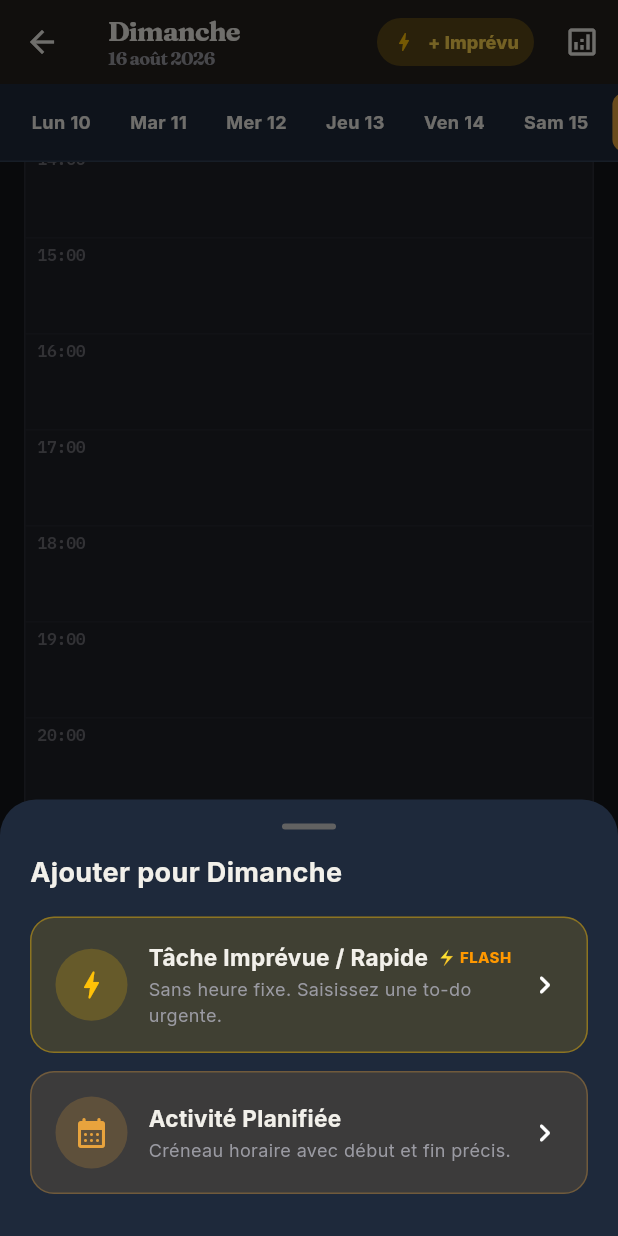
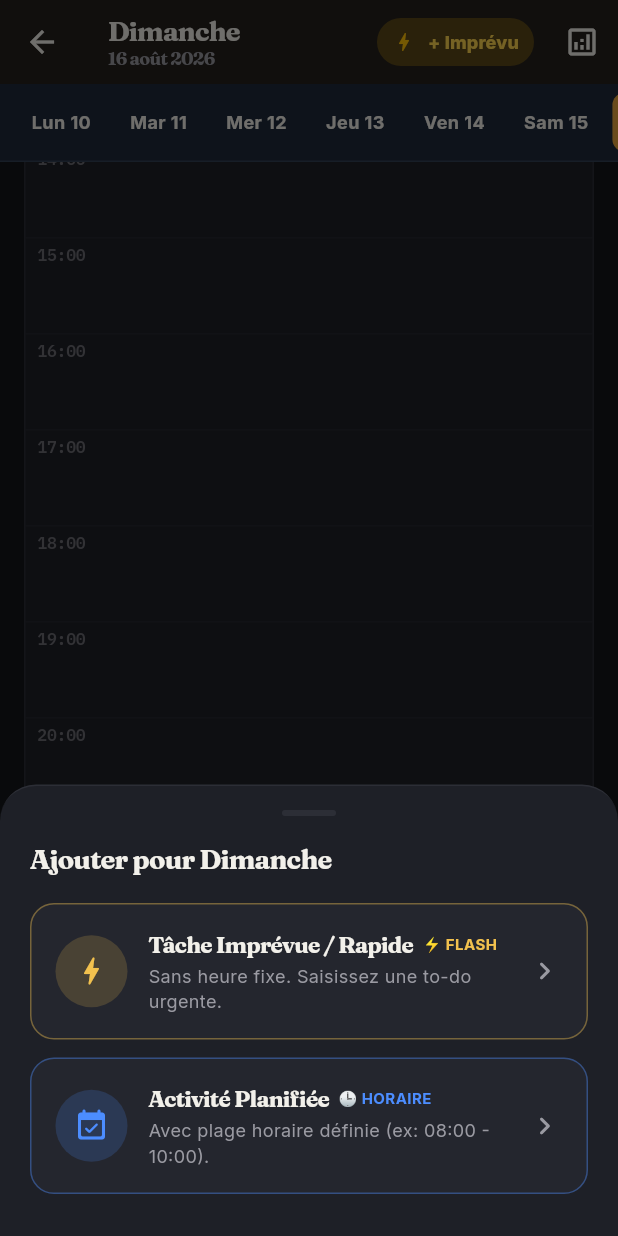
Before and after one commit to KEvH500/erp_gestion_proj, a Flutter app: the screen it shows after launch, item 2 of the bottom bar chosen, scrolled down 708 dp, after a tap on "Ajouter", on a phone screen of 412 x 824 dp. Run offline on Flutter 3.47's test engine with Material 3 defaults, Android fonts, the phone set to English and light mode, and no system bars; our stand-ins replace csv, drift, flutter_local_notifications, flutter_timezone, get, google_fonts and 8 more; missing offline and left inert: workmanager; accounts and stored records are empty; generated files the repository leaves out were written again.

Commit message:
feat: implement weekly and daily calendar views with activity and task creation modalities

```diff
--- a/lib/modules/day/day_view.dart
+++ b/lib/modules/day/day_view.dart
@@ -13,14 +13,12 @@ class DayView extends GetView<DayController> {
   const DayView({super.key});
 
   void _showAddChoicesModal(BuildContext context) {
-    final theme = Theme.of(context);
-    final isDark = theme.brightness == Brightness.dark;
-
     Get.bottomSheet(
       Container(
-        decoration: BoxDecoration(
-          color: isDark ? const Color(0xFF1E293B) : Colors.white,
-          borderRadius: const BorderRadius.vertical(top: Radius.circular(24)),
+        decoration: const BoxDecoration(
+          color: AppColors.surface,
+          borderRadius: BorderRadius.vertical(top: Radius.circular(24)),
+          border: Border(top: BorderSide(color: AppColors.border, width: 1)),
         ),
         padding: const EdgeInsets.fromLTRB(20, 16, 20, 28),
         child: SafeArea(
@@ -33,19 +31,16 @@ class DayView extends GetView<DayController> {
                   width: 36,
                   height: 4,
                   decoration: BoxDecoration(
-                    color: isDark ? Colors.grey[700] : Colors.grey[300],
+                    color: AppColors.border,
                     borderRadius: BorderRadius.circular(2),
                   ),
                 ),
               ),
               const SizedBox(height: 16),
               Obx(
-                () => Text(
+                () => AppText.heading(
                   'Ajouter pour ${controller.dayName}',
-                  style: const TextStyle(
                   fontSize: 18,
-                    fontWeight: FontWeight.bold,
-                  ),
                 ),
               ),
               const SizedBox(height: 16),
@@ -60,57 +55,49 @@ class DayView extends GetView<DayController> {
                 child: Container(
                   padding: const EdgeInsets.all(16),
                   decoration: BoxDecoration(
-                    color: Colors.amber.withValues(alpha: isDark ? 0.15 : 0.1),
+                    color: AppColors.surfaceVariant,
                     borderRadius: BorderRadius.circular(16),
-                    border: Border.all(color: Colors.amber.withValues(alpha: 0.4)),
+                    border: Border.all(color: AppColors.topaze.withValues(alpha: 0.4)),
                   ),
                   child: Row(
                     children: [
                       Container(
                         padding: const EdgeInsets.all(12),
                         decoration: BoxDecoration(
-                          color: Colors.amber.withValues(alpha: 0.2),
+                          color: AppColors.topaze.withValues(alpha: 0.18),
                           shape: BoxShape.circle,
                         ),
-                        child: const Icon(Icons.bolt_rounded, color: Colors.amber, size: 24),
+                        child: const Icon(Icons.bolt_rounded, color: AppColors.topaze, size: 24),
                       ),
                       const SizedBox(width: 14),
-                      Expanded(
+                      const Expanded(
                         child: Column(
                           crossAxisAlignment: CrossAxisAlignment.start,
                           children: [
-                            const Row(
+                            Row(
                               children: [
-                                Text(
+                                AppText.heading(
                                   'Tâche Imprévue / Rapide',
-                                  style: TextStyle(
-                                    fontWeight: FontWeight.bold,
                                   fontSize: 15,
                                 ),
-                                ),
                                 SizedBox(width: 6),
-                                Text(
+                                AppText.label(
                                   '⚡ FLASH',
-                                  style: TextStyle(
-                                    color: Colors.orange,
-                                    fontWeight: FontWeight.w800,
+                                  color: AppColors.topaze,
                                   fontSize: 10,
-                                  ),
                                 ),
                               ],
                             ),
-                            const SizedBox(height: 2),
-                            Text(
+                            SizedBox(height: 2),
+                            AppText.body(
                               'Sans heure fixe. Saisissez une to-do urgente.',
-                              style: TextStyle(
                               fontSize: 12,
-                                color: theme.colorScheme.onSurfaceVariant,
-                              ),
+                              color: AppColors.textSecondary,
                             ),
                           ],
                         ),
                       ),
-                      const Icon(Icons.chevron_right_rounded),
+                      const Icon(Icons.chevron_right_rounded, color: AppColors.textSecondary),
                     ],
                   ),
                 ),
@@ -126,10 +113,10 @@ class DayView extends GetView<DayController> {
                 child: Container(
                   padding: const EdgeInsets.all(16),
                   decoration: BoxDecoration(
-                    color: theme.colorScheme.primary.withValues(alpha: isDark ? 0.15 : 0.08),
+                    color: AppColors.surfaceVariant,
                     borderRadius: BorderRadius.circular(16),
                     border: Border.all(
-                      color: theme.colorScheme.primary.withValues(alpha: 0.3),
+                      color: AppColors.saphir.withValues(alpha: 0.4),
                     ),
                   ),
                   child: Row(
@@ -137,39 +124,44 @@ class DayView extends GetView<DayController> {
                       Container(
                         padding: const EdgeInsets.all(12),
                         decoration: BoxDecoration(
-                          color: theme.colorScheme.primary.withValues(alpha: 0.2),
+                          color: AppColors.saphir.withValues(alpha: 0.18),
                           shape: BoxShape.circle,
                         ),
-                        child: Icon(
-                          Icons.calendar_month_rounded,
-                          color: theme.colorScheme.primary,
+                        child: const Icon(
+                          Icons.event_available_rounded,
+                          color: AppColors.saphir,
                           size: 24,
                         ),
                       ),
                       const SizedBox(width: 14),
-                      Expanded(
+                      const Expanded(
                         child: Column(
                           crossAxisAlignment: CrossAxisAlignment.start,
                           children: [
-                            const Text(
+                            Row(
+                              children: [
+                                AppText.heading(
                                   'Activité Planifiée',
-                              style: TextStyle(
-                                fontWeight: FontWeight.bold,
                                   fontSize: 15,
                                 ),
+                                SizedBox(width: 6),
+                                AppText.label(
+                                  '🕒 HORAIRE',
+                                  color: AppColors.saphir,
+                                  fontSize: 10,
                                 ),
-                            const SizedBox(height: 2),
-                            Text(
-                              'Créneau horaire avec début et fin précis.',
-                              style: TextStyle(
+                              ],
+                            ),
+                            SizedBox(height: 2),
+                            AppText.body(
+                              'Avec plage horaire définie (ex: 08:00 - 10:00).',
                               fontSize: 12,
-                                color: theme.colorScheme.onSurfaceVariant,
-                              ),
+                              color: AppColors.textSecondary,
                             ),
                           ],
                         ),
                       ),
-                      const Icon(Icons.chevron_right_rounded),
+                      const Icon(Icons.chevron_right_rounded, color: AppColors.textSecondary),
                     ],
                   ),
                 ),
@@ -249,12 +241,13 @@ class DayView extends GetView<DayController> {
                 Container(
                   padding: const EdgeInsets.symmetric(horizontal: 12, vertical: 8),
                   decoration: BoxDecoration(
-                    color: isDark ? const Color(0xFF334155) : const Color(0xFFF1F5F9),
+                    color: AppColors.surfaceVariant,
                     borderRadius: BorderRadius.circular(12),
+                    border: Border.all(color: AppColors.border, width: 0.5),
                   ),
                   child: Row(
                     children: [
-                      const Icon(Icons.sync_rounded, size: 16, color: Colors.blueAccent),
+                      const Icon(Icons.sync_rounded, size: 16, color: AppColors.saphir),
                       const SizedBox(width: 8),
                       Expanded(
                         child: Text(
--- a/lib/modules/week/week_view.dart
+++ b/lib/modules/week/week_view.dart
@@ -289,51 +289,38 @@ class WeekView extends GetView<WeekController> {
             padding: const EdgeInsets.symmetric(horizontal: 16, vertical: 10),
             margin: const EdgeInsets.symmetric(horizontal: 16, vertical: 8),
             decoration: BoxDecoration(
-              color: isDark ? const Color(0xFF1E293B) : Colors.white,
+              color: AppColors.surface,
               borderRadius: BorderRadius.circular(16),
               border: Border.all(
-                color: isDark ? const Color(0xFF334155) : const Color(0xFFE2E8F0),
+                color: AppColors.border,
               ),
-              boxShadow: [
-                BoxShadow(
-                  color: Colors.black.withValues(alpha: isDark ? 0.2 : 0.03),
-                  blurRadius: 10,
-                  offset: const Offset(0, 4),
-                ),
-              ],
             ),
             child: Row(
               mainAxisAlignment: MainAxisAlignment.spaceBetween,
               children: [
                 IconButton(
-                  icon: const Icon(Icons.chevron_left_rounded),
+                  icon: const Icon(Icons.chevron_left_rounded, color: AppColors.textPrimary),
                   tooltip: 'Semaine précédente',
                   onPressed: controller.previousWeek,
                 ),
                 Obx(
                   () => Column(
                     children: [
-                      Text(
+                      AppText.heading(
                         'Semaine du ${controller.startFormatted} au ${controller.endFormatted}',
-                        style: const TextStyle(
-                          fontWeight: FontWeight.bold,
-                          fontSize: 14,
-                        ),
+                        fontSize: 14,
                       ),
                       const SizedBox(height: 2),
-                      Text(
+                      AppText.label(
                         controller.weekSubtitle,
-                        style: TextStyle(
-                          fontSize: 11,
-                          color: theme.colorScheme.primary,
-                          fontWeight: FontWeight.w600,
-                        ),
+                        fontSize: 11,
+                        color: AppColors.accentPrimary,
                       ),
                     ],
                   ),
                 ),
                 IconButton(
-                  icon: const Icon(Icons.chevron_right_rounded),
+                  icon: const Icon(Icons.chevron_right_rounded, color: AppColors.textPrimary),
                   tooltip: 'Semaine suivante',
                   onPressed: controller.nextWeek,
                 ),
@@ -453,8 +440,6 @@ class _DayCard extends StatelessWidget {
 
   @override
   Widget build(BuildContext context) {
-    final theme = Theme.of(context);
-    final isDark = theme.brightness == Brightness.dark;
     final dayNumberFormat = DateFormat('d MMMM', 'fr_FR');
     final formattedDate = dayNumberFormat.format(dayDate);
 
@@ -462,14 +447,13 @@ class _DayCard extends StatelessWidget {
 
     return Card(
       elevation: 0,
+      color: AppColors.surface,
       margin: const EdgeInsets.symmetric(horizontal: 16, vertical: 6),
       shape: RoundedRectangleBorder(
         borderRadius: BorderRadius.circular(16),
         side: BorderSide(
-          color: isToday
-              ? theme.colorScheme.primary
-              : (isDark ? const Color(0xFF334155) : const Color(0xFFE2E8F0)),
-          width: isToday ? 2 : 1,
+          color: isToday ? AppColors.accentPrimary : AppColors.border,
+          width: isToday ? 1.5 : 0.8,
         ),
       ),
       child: InkWell(
@@ -491,24 +475,21 @@ class _DayCard extends StatelessWidget {
                         height: 36,
                         decoration: BoxDecoration(
                           color: isToday
-                              ? theme.colorScheme.primary
-                              : (isDark
-                                  ? const Color(0xFF334155)
-                                  : const Color(0xFFEEF2F6)),
+                              ? AppColors.accentPrimary
+                              : AppColors.surfaceVariant,
                           shape: BoxShape.circle,
+                          border: Border.all(
+                            color: isToday ? AppColors.accentPrimary : AppColors.border,
+                            width: 0.5,
+                          ),
                         ),
                         alignment: Alignment.center,
-                        child: Text(
+                        child: AppText.heading(
                           _dayName.substring(0, 1),
-                          style: TextStyle(
-                            fontWeight: FontWeight.bold,
-                            fontSize: 15,
-                            color: isToday
-                                ? Colors.white
-                                : (isDark
-                                    ? Colors.white
-                                    : const Color(0xFF334155)),
-                          ),
+                          fontSize: 15,
+                          color: isToday
+                              ? AppColors.background
+                              : AppColors.textPrimary,
                         ),
                       ),
                       const SizedBox(width: 12),
```
Lines whose indentation alone changed are shown as unchanged.
